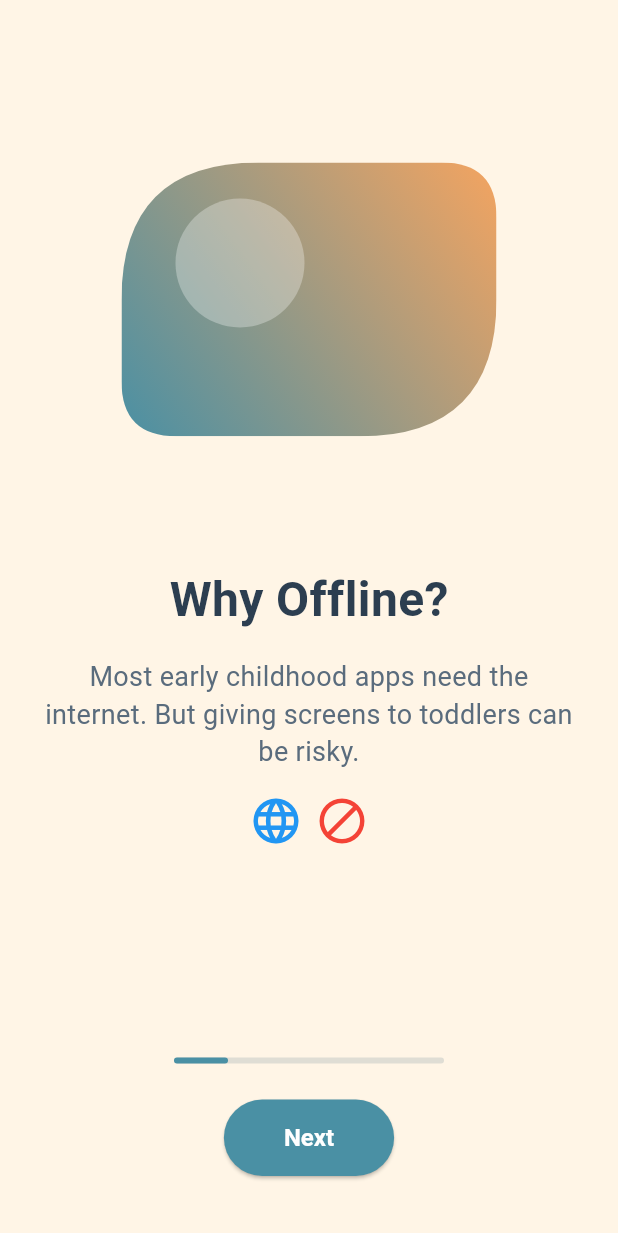
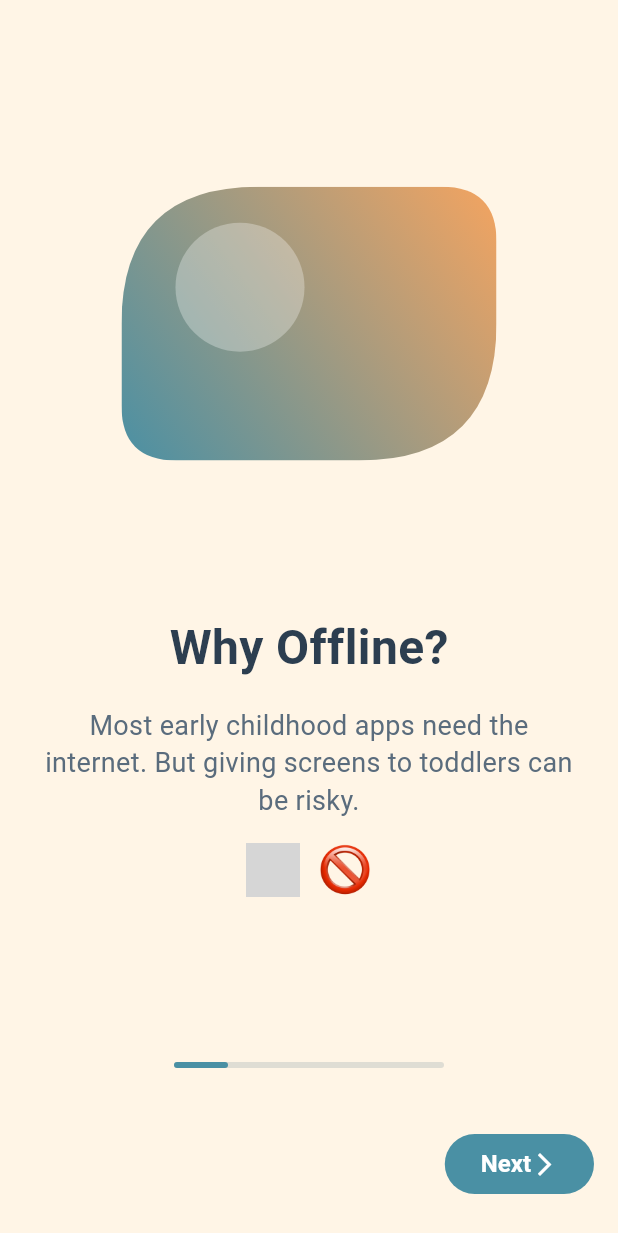
Before and after one commit to mustafayildiz12/play_monti, a Flutter app: the screen it shows after launch, on a phone screen of 412 x 824 dp. Shown: the top 1233 px of the screen. Run offline on Flutter 3.47's test engine with Material 3 defaults, Android fonts, the phone set to English and light mode, and no system bars; our stand-ins replace firebase_core, get, ionicons, smooth_page_indicator; accounts and stored records are empty; grey boxes are pictures that could not be loaded.

Commit message:
Changelog: => add more images, => add onboarding pages

```diff
--- a/lib/main.dart
+++ b/lib/main.dart
@@ -3,10 +3,7 @@ import 'package:flutter/material.dart';
 import 'package:get/get_navigation/src/root/get_material_app.dart';
 import 'package:play_monti/constants/app_translation.dart';
 import 'package:play_monti/firebase_options.dart';
-import 'package:play_monti/screens/Onboarding/first_onboarding.dart';
-import 'package:play_monti/screens/Onboarding/fourth_onboarding.dart';
-import 'package:play_monti/screens/Onboarding/second_onboarding.dart';
-import 'package:play_monti/screens/Onboarding/third_onboarding.dart';
+import 'package:play_monti/screens/Onboarding/onboarding_flow.dart';
 import 'package:play_monti/screens/tab_screens.dart';
 import 'package:provider/provider.dart';
 import 'contexts/user_context.dart';
@@ -39,7 +36,7 @@ class MyApp extends StatelessWidget {
           colorScheme: ColorScheme.fromSeed(seedColor: const Color(0xFF91A88E)),
           useMaterial3: true,
         ),
-        home: const MontessoriFirstOnboarding(),
+        home:  const OnboardingFlowScreen(),
       ),
     );
   }
--- a/lib/screens/Onboarding/first_onboarding.dart
+++ b/lib/screens/Onboarding/first_onboarding.dart
@@ -114,50 +114,15 @@ class _MontessoriFirstOnboardingState extends State<MontessoriFirstOnboarding>
                 textAlign: TextAlign.center,
               ),
               const SizedBox(height: 16),
-              const Row(
+              Row(
                 mainAxisAlignment: MainAxisAlignment.center,
                 children: [
-                  Icon(Icons.language, size: 36, color: Colors.blue),
-                  SizedBox(width: 8),
-                  Icon(Icons.block, size: 36, color: Colors.red),
+                  Image.asset('assets/globe.png', width: 36, height: 36),
+                  const SizedBox(width: 12),
+                  Image.asset('assets/block.png', width: 36, height: 36)
                 ],
               ),
-              const Spacer(flex: 3),
-              // Progress bar ve buton
-              Container(
-                width: 180,
-                height: 4,
-                margin: const EdgeInsets.symmetric(vertical: 24),
-                decoration: BoxDecoration(
-                  color: Colors.blueGrey.withValues(alpha: 0.2),
-                  borderRadius: BorderRadius.circular(2),
-                ),
-                child: FractionallySizedBox(
-                  alignment: Alignment.centerLeft,
-                  widthFactor: 0.2,
-                  child: Container(
-                    decoration: BoxDecoration(
-                      color: const Color(0xFF4A90A4),
-                      borderRadius: BorderRadius.circular(2),
-                    ),
-                  ),
-                ),
-              ),
-              ElevatedButton(
-                style: ElevatedButton.styleFrom(
-                  backgroundColor: const Color(0xFF4A90A4),
-                  shape: const StadiumBorder(),
-                  padding:
-                      const EdgeInsets.symmetric(horizontal: 40, vertical: 16),
-                  textStyle: const TextStyle(
-                      fontSize: 16, fontWeight: FontWeight.bold),
-                ),
-                onPressed: () {},
-                child: const Text(
-                  'Next',
-                  style: TextStyle(color: Colors.white),
-                ),
-              ),
+              const Spacer(flex: 4),
             ],
           ),
         ),
--- /dev/null
+++ b/lib/screens/Onboarding/onboarding_flow.dart
@@ -0,0 +1,152 @@
+import 'package:flutter/material.dart';
+import 'package:play_monti/screens/Onboarding/fifth_onboarding.dart';
+import 'package:play_monti/screens/Onboarding/first_onboarding.dart';
+import 'package:play_monti/screens/Onboarding/fourth_onboarding.dart';
+import 'package:play_monti/screens/Onboarding/second_onboarding.dart';
+import 'package:play_monti/screens/Onboarding/third_onboarding.dart';
+import 'package:play_monti/screens/tab_screens.dart';
+
+class OnboardingFlowScreen extends StatefulWidget {
+  const OnboardingFlowScreen({super.key});
+
+  @override
+  State<OnboardingFlowScreen> createState() => _OnboardingFlowScreenState();
+}
+
+class _OnboardingFlowScreenState extends State<OnboardingFlowScreen> {
+  final PageController _controller = PageController();
+  int _currentIndex = 0;
+
+  final List<Widget> _pages = const [
+    MontessoriFirstOnboarding(),
+    MontessoriSecondOnboarding(),
+    MontessoriThirdOnboarding(),
+    MontessoriFourthOnboarding(),
+    MontessoriFifthOnboarding(),
+  ];
+
+  void _goToPage(int index) {
+    if (index >= 0 && index < _pages.length) {
+      _controller.animateToPage(
+        index,
+        duration: const Duration(milliseconds: 400),
+        curve: Curves.easeInOut,
+      );
+    }
+  }
+
+  void _next() => _goToPage(_currentIndex + 1);
+  void _back() => _goToPage(_currentIndex - 1);
+
+  @override
+  Widget build(BuildContext context) {
+    return SafeArea(
+      child: Scaffold(
+        body: Stack(
+          children: [
+            PageView.builder(
+              controller: _controller,
+              physics: const NeverScrollableScrollPhysics(), // Butonla geçiş için
+              itemCount: _pages.length,
+              onPageChanged: (i) => setState(() => _currentIndex = i),
+              itemBuilder: (context, index) => _pages[index],
+            ),
+            // Alt kısımda ileri-geri butonları ve (isteğe bağlı) göstergeler:
+            Positioned(
+              left: 0,
+              right: 0,
+              bottom: 24,
+              child: Column(
+                children: [
+                  // İsteğe bağlı dot göstergesi
+
+                  Container(
+                    width: 180,
+                    height: 4,
+                    margin: const EdgeInsets.symmetric(vertical: 24),
+                    decoration: BoxDecoration(
+                      color: Colors.blueGrey.withValues(alpha: 0.2),
+                      borderRadius: BorderRadius.circular(2),
+                    ),
+                    child: FractionallySizedBox(
+                      alignment: Alignment.centerLeft,
+                      widthFactor: 0.2 * (_currentIndex + 1),
+                      child: Container(
+                        decoration: BoxDecoration(
+                          color: const Color(0xFF4A90A4),
+                          borderRadius: BorderRadius.circular(2),
+                        ),
+                      ),
+                    ),
+                  ),
+                  const SizedBox(height: 16),
+                  Padding(
+                    padding: const EdgeInsets.symmetric(horizontal: 16.0),
+                    child: Row(
+                      mainAxisAlignment: MainAxisAlignment.spaceBetween,
+                      children: [
+                        // Geri butonu
+
+                        Visibility(
+                          visible: _currentIndex > 0,
+                          maintainState: true,
+                          maintainSize: true,
+                          maintainAnimation: true,
+                          child: ElevatedButton(
+                            style: ElevatedButton.styleFrom(
+                              backgroundColor: const Color(0xFF4A90A4),
+                              foregroundColor: Colors.white,
+                              elevation: 0,
+                              shape: const StadiumBorder(),
+                            ),
+                            onPressed: _back,
+                            child: const Row(
+                              children: [
+                                Icon(Icons.arrow_back_ios),
+                                Text('Back'),
+                              ],
+                            ),
+                          ),
+                        ),
+
+                        // İleri veya Get Started
+                        ElevatedButton(
+                          style: ElevatedButton.styleFrom(
+                            backgroundColor: const Color(0xFF4A90A4),
+                            foregroundColor: Colors.white,
+                            shape: const StadiumBorder(),
+                            elevation: 0,
+                            textStyle: const TextStyle(
+                                fontSize: 16, fontWeight: FontWeight.bold),
+                          ),
+                          onPressed: _currentIndex < _pages.length - 1
+                              ? _next
+                              : () {
+                                  // Onboarding bittiğinde yapılacak işlem (örn: ana ekrana yönlendir)
+                                  Navigator.of(context).pushReplacement(
+                                    MaterialPageRoute(
+                                      builder: (_) => const MainTabNavigator(),
+                                    ), // Ana sayfanız burada
+                                  );
+                                },
+                          child: _currentIndex < _pages.length - 1
+                              ? const Row(
+                                  children: [
+                                    Text('Next'),
+                                    Icon(Icons.arrow_forward_ios)
+                                  ],
+                                )
+                              : const Text("Get Started"),
+                        ),
+                      ],
+                    ),
+                  ),
+                ],
+              ),
+            ),
+          ],
+        ),
+      ),
+    );
+  }
+}
```
Also changed, not shown: lib/screens/Onboarding/fifth_onboarding.dart (added, +155 -0 lines), lib/screens/Onboarding/fourth_onboarding.dart (+1 -32 lines), lib/screens/Onboarding/second_onboarding.dart (+1 -32 lines), lib/screens/Onboarding/third_onboarding.dart (+9 -33 lines), assets/abc.png (added), assets/palette.png (added), assets/puzzle.png (added), assets/seed.png (added).
